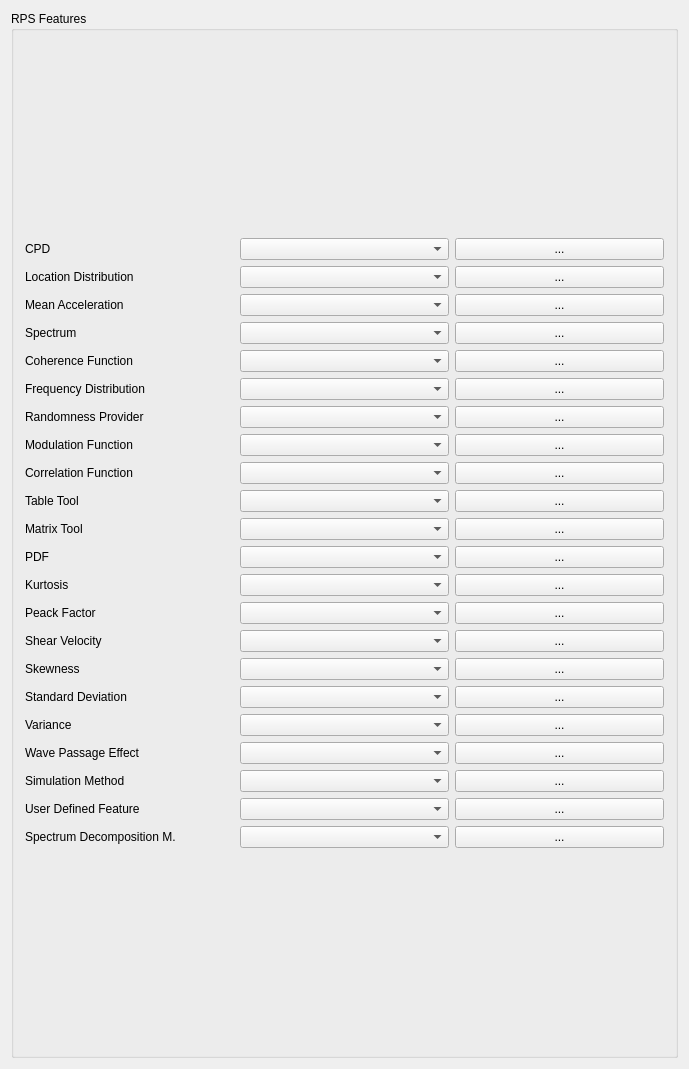
First picture: the form in src/Mod/SeaLab/Gui/DlgSeaLabFeatures.ui, repository LabRPS/LabRPS, before the edit.
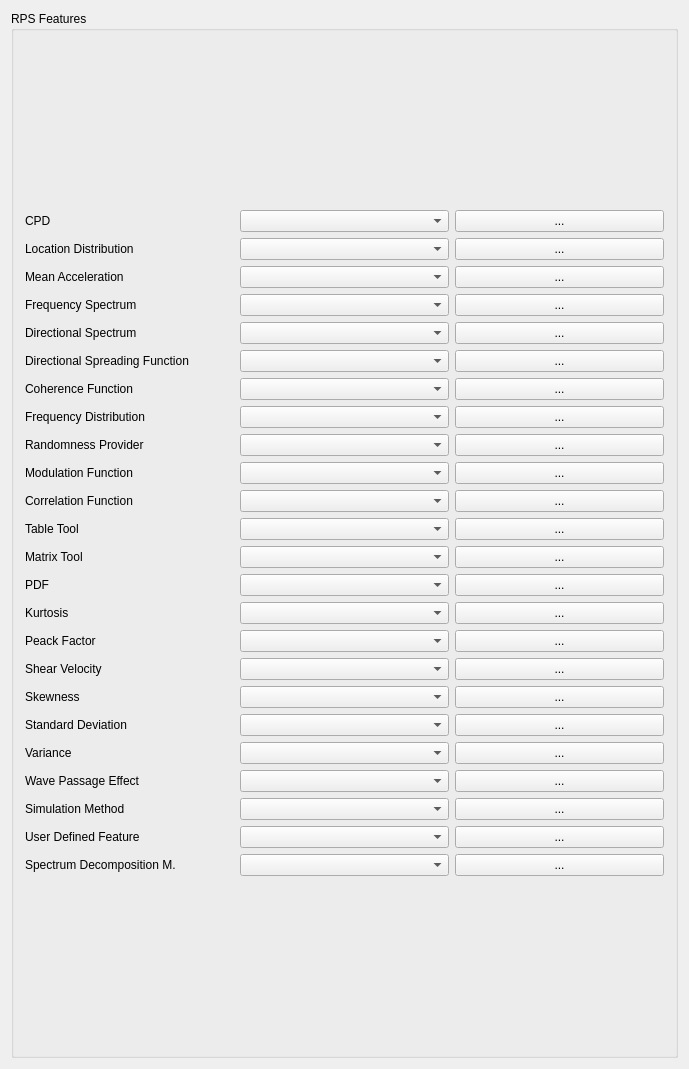
Second picture: the form after the edit.

Commit message: New feature groups(Frequency spectrum, Directional spectrum, Directional spreading function) added to SeaLab

The edit to the form file:
```diff
--- a/src/Mod/SeaLab/Gui/DlgSeaLabFeatures.ui
+++ b/src/Mod/SeaLab/Gui/DlgSeaLabFeatures.ui
@@ -35,35 +35,8 @@
      <layout class="QVBoxLayout" name="verticalLayout_3">
       <item>
        <layout class="QGridLayout" name="gridLayout_2" columnstretch="0,0,0">
-        <item row="17" column="1">
-         <widget class="QComboBox" name="standardDeviationComboBox"/>
-        </item>
-        <item row="7" column="0">
-         <widget class="QLabel" name="label_6">
-          <property name="text">
-           <string>Randomness Provider</string>
-          </property>
-         </widget>
-        </item>
-        <item row="9" column="0">
-         <widget class="QLabel" name="label_8">
-          <property name="text">
-           <string>Correlation Function</string>
-          </property>
-         </widget>
-        </item>
-        <item row="15" column="1">
-         <widget class="QComboBox" name="shearVelocityomboBox"/>
-        </item>
-        <item row="1" column="0">
-         <widget class="QLabel" name="labelXSkew">
-          <property name="text">
-           <string>Location Distribution</string>
-          </property>
-         </widget>
-        </item>
-        <item row="5" column="2">
-         <widget class="QPushButton" name="coherenceFunctionPushButton">
+        <item row="9" column="2">
+         <widget class="QPushButton" name="randomnessProviderPushButton">
           <property name="sizePolicy">
            <sizepolicy hsizetype="Preferred" vsizetype="Fixed">
             <horstretch>0</horstretch>
@@ -75,73 +48,10 @@
           </property>
          </widget>
         </item>
-        <item row="6" column="0">
-         <widget class="QLabel" name="label_5">
-          <property name="text">
-           <string>Frequency Distribution</string>
-          </property>
-         </widget>
+        <item row="1" column="1">
+         <widget class="QComboBox" name="lacationDistributionComboBox"/>
         </item>
-        <item row="2" column="0">
-         <widget class="QLabel" name="labelYSkew">
-          <property name="text">
-           <string>Mean Acceleration</string>
-          </property>
-         </widget>
-        </item>
-        <item row="1" column="2">
-         <widget class="QPushButton" name="locationDistributionPushButton">
-          <property name="sizePolicy">
-           <sizepolicy hsizetype="Preferred" vsizetype="Fixed">
-            <horstretch>0</horstretch>
-            <verstretch>0</verstretch>
-           </sizepolicy>
-          </property>
-          <property name="text">
-           <string>...</string>
-          </property>
-         </widget>
-        </item>
-        <item row="0" column="2">
-         <widget class="QPushButton" name="CPDpushButton">
-          <property name="sizePolicy">
-           <sizepolicy hsizetype="Preferred" vsizetype="Fixed">
-            <horstretch>0</horstretch>
-            <verstretch>0</verstretch>
-           </sizepolicy>
-          </property>
-          <property name="text">
-           <string>...</string>
-          </property>
-         </widget>
-        </item>
-        <item row="20" column="2">
-         <widget class="QPushButton" name="simulationMethodPushButton">
-          <property name="sizePolicy">
-           <sizepolicy hsizetype="Preferred" vsizetype="Fixed">
-            <horstretch>0</horstretch>
-            <verstretch>0</verstretch>
-           </sizepolicy>
-          </property>
-          <property name="text">
-           <string>...</string>
-          </property>
-         </widget>
-        </item>
-        <item row="19" column="0">
-         <widget class="QLabel" name="label_21">
-          <property name="text">
-           <string>Wave Passage Effect</string>
-          </property>
-         </widget>
-        </item>
-        <item row="0" column="1">
-         <widget class="QComboBox" name="CPDComboBox"/>
-        </item>
-        <item row="21" column="1">
-         <widget class="QComboBox" name="userDefinedFeatureCcomboBox"/>
-        </item>
-        <item row="22" column="2">
+        <item row="24" column="2">
          <widget class="QPushButton" name="spectrumDecompositionPushButton">
           <property name="sizePolicy">
            <sizepolicy hsizetype="Preferred" vsizetype="Fixed">
@@ -154,51 +64,63 @@
           </property>
          </widget>
         </item>
-        <item row="8" column="1">
-         <widget class="QComboBox" name="modulationFunctionComboBox"/>
+        <item row="18" column="1">
+         <widget class="QComboBox" name="skewnessComboBox"/>
         </item>
-        <item row="8" column="0">
+        <item row="4" column="0">
+         <widget class="QLabel" name="label_2">
+          <property name="text">
+           <string>Directional Spectrum</string>
+          </property>
+         </widget>
+        </item>
+        <item row="10" column="0">
          <widget class="QLabel" name="label_7">
           <property name="text">
            <string>Modulation Function</string>
           </property>
          </widget>
         </item>
-        <item row="18" column="0">
-         <widget class="QLabel" name="label_20">
+        <item row="13" column="2">
+         <widget class="QPushButton" name="correlationFunctionPushButton_2">
+          <property name="sizePolicy">
+           <sizepolicy hsizetype="Preferred" vsizetype="Fixed">
+            <horstretch>0</horstretch>
+            <verstretch>0</verstretch>
+           </sizepolicy>
+          </property>
           <property name="text">
-           <string>Variance</string>
+           <string>...</string>
           </property>
          </widget>
         </item>
-        <item row="20" column="1">
+        <item row="22" column="1">
          <widget class="QComboBox" name="simulationMethodComboBox"/>
         </item>
-        <item row="7" column="1">
-         <widget class="QComboBox" name="randomnessProviderComboBox"/>
-        </item>
-        <item row="14" column="0">
-         <widget class="QLabel" name="label_13">
+        <item row="0" column="2">
+         <widget class="QPushButton" name="CPDpushButton">
+          <property name="sizePolicy">
+           <sizepolicy hsizetype="Preferred" vsizetype="Fixed">
+            <horstretch>0</horstretch>
+            <verstretch>0</verstretch>
+           </sizepolicy>
+          </property>
           <property name="text">
-           <string>Peack Factor</string>
+           <string>...</string>
           </property>
          </widget>
         </item>
-        <item row="14" column="1">
-         <widget class="QComboBox" name="peakFactorComboBox"/>
+        <item row="24" column="1">
+         <widget class="QComboBox" name="spectrumDecompositionMethodComboBox"/>
         </item>
-        <item row="17" column="0">
-         <widget class="QLabel" name="label_17">
-          <property name="text">
-           <string>Standard Deviation</string>
-          </property>
-         </widget>
+        <item row="2" column="1">
+         <widget class="QComboBox" name="meanAccelerationProfileComboBox"/>
         </item>
-        <item row="1" column="1">
-         <widget class="QComboBox" name="lacationDistributionComboBox"/>
+        <item row="23" column="1">
+         <widget class="QComboBox" name="userDefinedFeatureCcomboBox"/>
         </item>
-        <item row="13" column="1">
-         <widget class="QComboBox" name="KurtosisComboBox"/>
+        <item row="0" column="1">
+         <widget class="QComboBox" name="CPDComboBox"/>
         </item>
         <item row="0" column="0">
          <widget class="QLabel" name="label_9">
@@ -207,11 +129,8 @@
           </property>
          </widget>
         </item>
-        <item row="12" column="1">
-         <widget class="QComboBox" name="PDFComboBox"/>
-        </item>
-        <item row="14" column="2">
-         <widget class="QPushButton" name="peakFactorPushButton">
+        <item row="8" column="2">
+         <widget class="QPushButton" name="frequencyDistributionPushButton">
           <property name="sizePolicy">
            <sizepolicy hsizetype="Preferred" vsizetype="Fixed">
             <horstretch>0</horstretch>
@@ -223,24 +142,11 @@
           </property>
          </widget>
         </item>
-        <item row="9" column="1">
+        <item row="11" column="1">
          <widget class="QComboBox" name="correlationFunctionComboBox"/>
         </item>
-        <item row="15" column="2">
-         <widget class="QPushButton" name="shearVelocityPushButton">
-          <property name="sizePolicy">
-           <sizepolicy hsizetype="Preferred" vsizetype="Fixed">
-            <horstretch>0</horstretch>
-            <verstretch>0</verstretch>
-           </sizepolicy>
-          </property>
-          <property name="text">
-           <string>...</string>
-          </property>
-         </widget>
-        </item>
         <item row="10" column="2">
-         <widget class="QPushButton" name="tableToolPushButton">
+         <widget class="QPushButton" name="modulationFunctionPpushButton">
           <property name="sizePolicy">
            <sizepolicy hsizetype="Preferred" vsizetype="Fixed">
             <horstretch>0</horstretch>
@@ -252,25 +158,58 @@
           </property>
          </widget>
         </item>
+        <item row="17" column="1">
+         <widget class="QComboBox" name="shearVelocityomboBox"/>
+        </item>
         <item row="15" column="0">
-         <widget class="QLabel" name="label_15">
+         <widget class="QLabel" name="label_12">
           <property name="text">
-           <string>Shear Velocity</string>
+           <string>Kurtosis</string>
           </property>
          </widget>
         </item>
-        <item row="22" column="0">
+        <item row="22" column="2">
+         <widget class="QPushButton" name="simulationMethodPushButton">
+          <property name="sizePolicy">
+           <sizepolicy hsizetype="Preferred" vsizetype="Fixed">
+            <horstretch>0</horstretch>
+            <verstretch>0</verstretch>
+           </sizepolicy>
+          </property>
+          <property name="text">
+           <string>...</string>
+          </property>
+         </widget>
+        </item>
+        <item row="16" column="0">
+         <widget class="QLabel" name="label_13">
+          <property name="text">
+           <string>Peack Factor</string>
+          </property>
+         </widget>
+        </item>
+        <item row="3" column="1">
+         <widget class="QComboBox" name="frequencySpectrumComboBox"/>
+        </item>
+        <item row="18" column="0">
+         <widget class="QLabel" name="label_16">
+          <property name="text">
+           <string>Skewness</string>
+          </property>
+         </widget>
+        </item>
+        <item row="20" column="1">
+         <widget class="QComboBox" name="varianceComboBox"/>
+        </item>
+        <item row="24" column="0">
          <widget class="QLabel" name="label">
           <property name="text">
            <string>Spectrum Decomposition M.</string>
           </property>
          </widget>
         </item>
-        <item row="11" column="1">
-         <widget class="QComboBox" name="matrixToolComboBox"/>
-        </item>
-        <item row="13" column="2">
-         <widget class="QPushButton" name="kurtosisPushButton">
+        <item row="14" column="2">
+         <widget class="QPushButton" name="PDFPushButton">
           <property name="sizePolicy">
            <sizepolicy hsizetype="Preferred" vsizetype="Fixed">
             <horstretch>0</horstretch>
@@ -282,146 +221,102 @@
           </property>
          </widget>
         </item>
-        <item row="21" column="0">
-         <widget class="QLabel" name="label_23">
+        <item row="13" column="0">
+         <widget class="QLabel" name="label_25">
           <property name="text">
-           <string>User Defined Feature</string>
+           <string>Matrix Tool</string>
           </property>
          </widget>
         </item>
-        <item row="11" column="2">
-         <widget class="QPushButton" name="correlationFunctionPushButton_2">
-          <property name="sizePolicy">
-           <sizepolicy hsizetype="Preferred" vsizetype="Fixed">
-            <horstretch>0</horstretch>
-            <verstretch>0</verstretch>
-           </sizepolicy>
-          </property>
+        <item row="2" column="0">
+         <widget class="QLabel" name="labelYSkew">
           <property name="text">
-           <string>...</string>
+           <string>Mean Acceleration</string>
           </property>
          </widget>
         </item>
-        <item row="9" column="2">
-         <widget class="QPushButton" name="correlationFunctionPushButton">
-          <property name="sizePolicy">
-           <sizepolicy hsizetype="Preferred" vsizetype="Fixed">
-            <horstretch>0</horstretch>
-            <verstretch>0</verstretch>
-           </sizepolicy>
-          </property>
-          <property name="text">
-           <string>...</string>
-          </property>
-         </widget>
-        </item>
-        <item row="18" column="2">
-         <widget class="QPushButton" name="variancePushButton">
-          <property name="sizePolicy">
-           <sizepolicy hsizetype="Preferred" vsizetype="Fixed">
-            <horstretch>0</horstretch>
-            <verstretch>0</verstretch>
-           </sizepolicy>
-          </property>
-          <property name="text">
-           <string>...</string>
-          </property>
-         </widget>
-        </item>
-        <item row="3" column="0">
-         <widget class="QLabel" name="labelZSkew">
-          <property name="text">
-           <string>Spectrum</string>
-          </property>
-         </widget>
-        </item>
-        <item row="17" column="2">
-         <widget class="QPushButton" name="standardDeviationPushButton">
-          <property name="sizePolicy">
-           <sizepolicy hsizetype="Preferred" vsizetype="Fixed">
-            <horstretch>0</horstretch>
-            <verstretch>0</verstretch>
-           </sizepolicy>
-          </property>
-          <property name="text">
-           <string>...</string>
-          </property>
-         </widget>
-        </item>
-        <item row="5" column="1">
-         <widget class="QComboBox" name="coherenceFunctionComboBox"/>
-        </item>
-        <item row="6" column="2">
-         <widget class="QPushButton" name="frequencyDistributionPushButton">
-          <property name="sizePolicy">
-           <sizepolicy hsizetype="Preferred" vsizetype="Fixed">
-            <horstretch>0</horstretch>
-            <verstretch>0</verstretch>
-           </sizepolicy>
-          </property>
-          <property name="text">
-           <string>...</string>
-          </property>
-         </widget>
-        </item>
-        <item row="22" column="1">
-         <widget class="QComboBox" name="spectrumDecompositionMethodComboBox"/>
-        </item>
-        <item row="16" column="1">
-         <widget class="QComboBox" name="skewnessComboBox"/>
-        </item>
-        <item row="5" column="0">
-         <widget class="QLabel" name="label_4">
-          <property name="text">
-           <string>Coherence Function</string>
-          </property>
-         </widget>
-        </item>
-        <item row="10" column="0">
+        <item row="12" column="0">
          <widget class="QLabel" name="label_24">
           <property name="text">
            <string>Table Tool</string>
           </property>
          </widget>
         </item>
+        <item row="7" column="2">
+         <widget class="QPushButton" name="coherenceFunctionPushButton">
+          <property name="sizePolicy">
+           <sizepolicy hsizetype="Preferred" vsizetype="Fixed">
+            <horstretch>0</horstretch>
+            <verstretch>0</verstretch>
+           </sizepolicy>
+          </property>
+          <property name="text">
+           <string>...</string>
+          </property>
+         </widget>
+        </item>
+        <item row="19" column="1">
+         <widget class="QComboBox" name="standardDeviationComboBox"/>
+        </item>
+        <item row="7" column="0">
+         <widget class="QLabel" name="label_4">
+          <property name="text">
+           <string>Coherence Function</string>
+          </property>
+         </widget>
+        </item>
+        <item row="8" column="0">
+         <widget class="QLabel" name="label_5">
+          <property name="text">
+           <string>Frequency Distribution</string>
+          </property>
+         </widget>
+        </item>
+        <item row="8" column="1">
+         <widget class="QComboBox" name="frequencyDistributionComboBox"/>
+        </item>
+        <item row="11" column="0">
+         <widget class="QLabel" name="label_8">
+          <property name="text">
+           <string>Correlation Function</string>
+          </property>
+         </widget>
+        </item>
+        <item row="9" column="1">
+         <widget class="QComboBox" name="randomnessProviderComboBox"/>
+        </item>
         <item row="20" column="0">
-         <widget class="QLabel" name="label_22">
+         <widget class="QLabel" name="label_20">
           <property name="text">
-           <string>Simulation Method</string>
-          </property>
-         </widget>
-        </item>
-        <item row="12" column="2">
-         <widget class="QPushButton" name="PDFPushButton">
-          <property name="sizePolicy">
-           <sizepolicy hsizetype="Preferred" vsizetype="Fixed">
-            <horstretch>0</horstretch>
-            <verstretch>0</verstretch>
-           </sizepolicy>
-          </property>
-          <property name="text">
-           <string>...</string>
+           <string>Variance</string>
           </property>
          </widget>
         </item>
         <item row="10" column="1">
-         <widget class="QComboBox" name="tableToolComboBox"/>
+         <widget class="QComboBox" name="modulationFunctionComboBox"/>
+        </item>
+        <item row="17" column="2">
+         <widget class="QPushButton" name="shearVelocityPushButton">
+          <property name="sizePolicy">
+           <sizepolicy hsizetype="Preferred" vsizetype="Fixed">
+            <horstretch>0</horstretch>
+            <verstretch>0</verstretch>
+           </sizepolicy>
+          </property>
+          <property name="text">
+           <string>...</string>
+          </property>
+         </widget>
+        </item>
+        <item row="19" column="0">
+         <widget class="QLabel" name="label_17">
+          <property name="text">
+           <string>Standard Deviation</string>
+          </property>
+         </widget>
         </item>
         <item row="16" column="2">
-         <widget class="QPushButton" name="skewnessPushButton">
-          <property name="sizePolicy">
-           <sizepolicy hsizetype="Preferred" vsizetype="Fixed">
-            <horstretch>0</horstretch>
-            <verstretch>0</verstretch>
-           </sizepolicy>
-          </property>
-          <property name="text">
-           <string>...</string>
-          </property>
-         </widget>
-        </item>
-        <item row="19" column="2">
-         <widget class="QPushButton" name="wavePassageEffectPushButton">
+         <widget class="QPushButton" name="peakFactorPushButton">
           <property name="sizePolicy">
            <sizepolicy hsizetype="Preferred" vsizetype="Fixed">
             <horstretch>0</horstretch>
@@ -434,7 +329,7 @@
          </widget>
         </item>
         <item row="21" column="2">
-         <widget class="QPushButton" name="userDefinedFeaturePushButton">
+         <widget class="QPushButton" name="wavePassageEffectPushButton">
           <property name="sizePolicy">
            <sizepolicy hsizetype="Preferred" vsizetype="Fixed">
             <horstretch>0</horstretch>
@@ -446,15 +341,15 @@
           </property>
          </widget>
         </item>
-        <item row="11" column="0">
-         <widget class="QLabel" name="label_25">
+        <item row="3" column="0">
+         <widget class="QLabel" name="labelZSkew">
           <property name="text">
-           <string>Matrix Tool</string>
+           <string>Frequency Spectrum</string>
           </property>
          </widget>
         </item>
-        <item row="7" column="2">
-         <widget class="QPushButton" name="randomnessProviderPushButton">
+        <item row="15" column="2">
+         <widget class="QPushButton" name="kurtosisPushButton">
           <property name="sizePolicy">
            <sizepolicy hsizetype="Preferred" vsizetype="Fixed">
             <horstretch>0</horstretch>
@@ -466,8 +361,55 @@
           </property>
          </widget>
         </item>
-        <item row="19" column="1">
-         <widget class="QComboBox" name="wavePassageEffectComboBox"/>
+        <item row="4" column="1">
+         <widget class="QComboBox" name="directionalSpectrumComboBox"/>
+        </item>
+        <item row="20" column="2">
+         <widget class="QPushButton" name="variancePushButton">
+          <property name="sizePolicy">
+           <sizepolicy hsizetype="Preferred" vsizetype="Fixed">
+            <horstretch>0</horstretch>
+            <verstretch>0</verstretch>
+           </sizepolicy>
+          </property>
+          <property name="text">
+           <string>...</string>
+          </property>
+         </widget>
+        </item>
+        <item row="23" column="0">
+         <widget class="QLabel" name="label_23">
+          <property name="text">
+           <string>User Defined Feature</string>
+          </property>
+         </widget>
+        </item>
+        <item row="21" column="0">
+         <widget class="QLabel" name="label_21">
+          <property name="text">
+           <string>Wave Passage Effect</string>
+          </property>
+         </widget>
+        </item>
+        <item row="18" column="2">
+         <widget class="QPushButton" name="skewnessPushButton">
+          <property name="sizePolicy">
+           <sizepolicy hsizetype="Preferred" vsizetype="Fixed">
+            <horstretch>0</horstretch>
+            <verstretch>0</verstretch>
+           </sizepolicy>
+          </property>
+          <property name="text">
+           <string>...</string>
+          </property>
+         </widget>
+        </item>
+        <item row="4" column="2">
+         <widget class="QPushButton" name="directionalSpectrumPushButton">
+          <property name="text">
+           <string>...</string>
+          </property>
+         </widget>
         </item>
         <item row="3" column="2">
          <widget class="QPushButton" name="spectrumPushButton">
@@ -482,36 +424,42 @@
           </property>
          </widget>
         </item>
-        <item row="3" column="1">
-         <widget class="QComboBox" name="spectrumComboBox"/>
-        </item>
-        <item row="12" column="0">
-         <widget class="QLabel" name="label_10">
+        <item row="22" column="0">
+         <widget class="QLabel" name="label_22">
           <property name="text">
-           <string>PDF</string>
+           <string>Simulation Method</string>
           </property>
          </widget>
         </item>
-        <item row="6" column="1">
-         <widget class="QComboBox" name="frequencyDistributionComboBox"/>
+        <item row="21" column="1">
+         <widget class="QComboBox" name="wavePassageEffectComboBox"/>
         </item>
-        <item row="2" column="1">
-         <widget class="QComboBox" name="meanAccelerationProfileComboBox"/>
+        <item row="7" column="1">
+         <widget class="QComboBox" name="coherenceFunctionComboBox"/>
         </item>
-        <item row="18" column="1">
-         <widget class="QComboBox" name="varianceComboBox"/>
-        </item>
-        <item row="13" column="0">
-         <widget class="QLabel" name="label_12">
+        <item row="12" column="2">
+         <widget class="QPushButton" name="tableToolPushButton">
+          <property name="sizePolicy">
+           <sizepolicy hsizetype="Preferred" vsizetype="Fixed">
+            <horstretch>0</horstretch>
+            <verstretch>0</verstretch>
+           </sizepolicy>
+          </property>
           <property name="text">
-           <string>Kurtosis</string>
+           <string>...</string>
           </property>
          </widget>
         </item>
-        <item row="16" column="0">
-         <widget class="QLabel" name="label_16">
+        <item row="11" column="2">
+         <widget class="QPushButton" name="correlationFunctionPushButton">
+          <property name="sizePolicy">
+           <sizepolicy hsizetype="Preferred" vsizetype="Fixed">
+            <horstretch>0</horstretch>
+            <verstretch>0</verstretch>
+           </sizepolicy>
+          </property>
           <property name="text">
-           <string>Skewness</string>
+           <string>...</string>
           </property>
          </widget>
         </item>
@@ -528,8 +476,11 @@
           </property>
          </widget>
         </item>
-        <item row="8" column="2">
-         <widget class="QPushButton" name="modulationFunctionPpushButton">
+        <item row="16" column="1">
+         <widget class="QComboBox" name="peakFactorComboBox"/>
+        </item>
+        <item row="1" column="2">
+         <widget class="QPushButton" name="locationDistributionPushButton">
           <property name="sizePolicy">
            <sizepolicy hsizetype="Preferred" vsizetype="Fixed">
             <horstretch>0</horstretch>
@@ -541,6 +492,89 @@
           </property>
          </widget>
         </item>
+        <item row="9" column="0">
+         <widget class="QLabel" name="label_6">
+          <property name="text">
+           <string>Randomness Provider</string>
+          </property>
+         </widget>
+        </item>
+        <item row="15" column="1">
+         <widget class="QComboBox" name="KurtosisComboBox"/>
+        </item>
+        <item row="14" column="1">
+         <widget class="QComboBox" name="PDFComboBox"/>
+        </item>
+        <item row="1" column="0">
+         <widget class="QLabel" name="labelXSkew">
+          <property name="text">
+           <string>Location Distribution</string>
+          </property>
+         </widget>
+        </item>
+        <item row="14" column="0">
+         <widget class="QLabel" name="label_10">
+          <property name="text">
+           <string>PDF</string>
+          </property>
+         </widget>
+        </item>
+        <item row="17" column="0">
+         <widget class="QLabel" name="label_15">
+          <property name="text">
+           <string>Shear Velocity</string>
+          </property>
+         </widget>
+        </item>
+        <item row="23" column="2">
+         <widget class="QPushButton" name="userDefinedFeaturePushButton">
+          <property name="sizePolicy">
+           <sizepolicy hsizetype="Preferred" vsizetype="Fixed">
+            <horstretch>0</horstretch>
+            <verstretch>0</verstretch>
+           </sizepolicy>
+          </property>
+          <property name="text">
+           <string>...</string>
+          </property>
+         </widget>
+        </item>
+        <item row="13" column="1">
+         <widget class="QComboBox" name="matrixToolComboBox"/>
+        </item>
+        <item row="19" column="2">
+         <widget class="QPushButton" name="standardDeviationPushButton">
+          <property name="sizePolicy">
+           <sizepolicy hsizetype="Preferred" vsizetype="Fixed">
+            <horstretch>0</horstretch>
+            <verstretch>0</verstretch>
+           </sizepolicy>
+          </property>
+          <property name="text">
+           <string>...</string>
+          </property>
+         </widget>
+        </item>
+        <item row="12" column="1">
+         <widget class="QComboBox" name="tableToolComboBox"/>
+        </item>
+        <item row="5" column="0">
+         <widget class="QLabel" name="label_3">
+          <property name="text">
+           <string>Directional Spreading Function</string>
+          </property>
+         </widget>
+        </item>
+        <item row="5" column="1">
+         <widget class="QComboBox" name="directionalSpreadingFunctionComboBox"/>
+        </item>
+        <item row="5" column="2">
+         <widget class="QPushButton" name="directionalSpreadingFunctionPushButton">
+          <property name="text">
+           <string>...</string>
+          </property>
+         </widget>
+        </item>
        </layout>
       </item>
      </layout>
```
Left out of the diff: 2 changed lines with no effect on the pictures. The commit also changes 65 other files.
